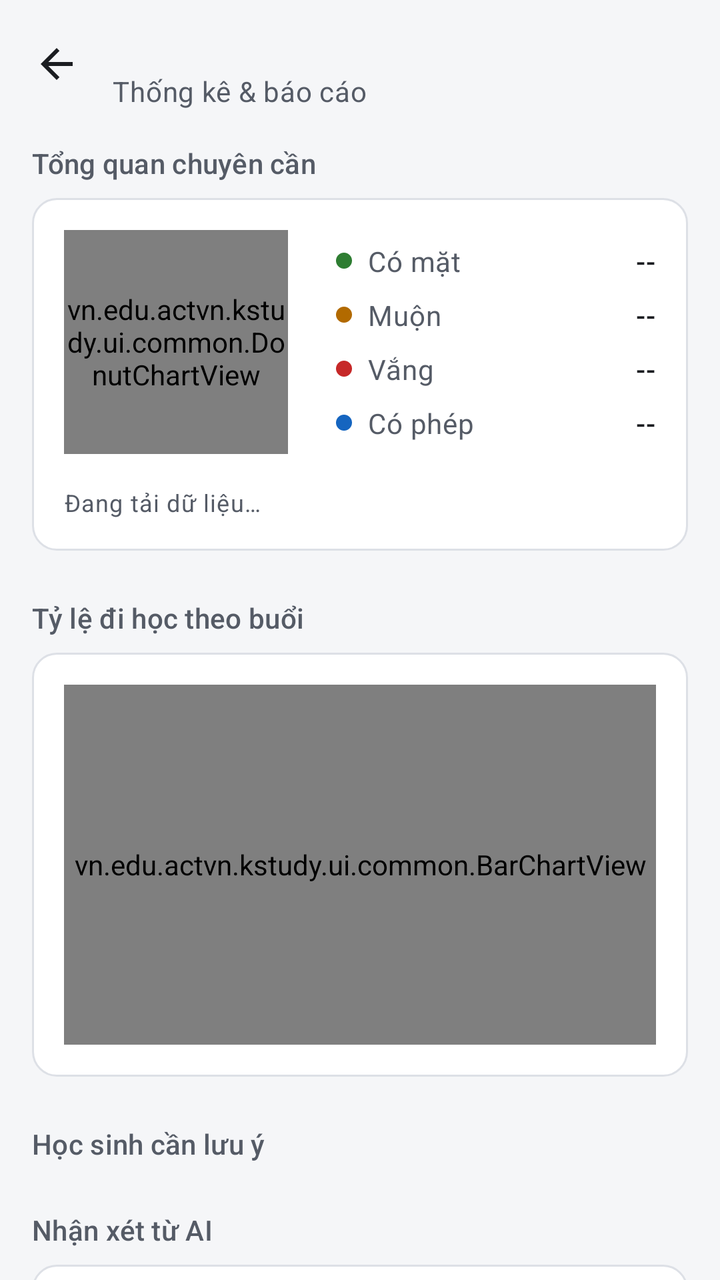
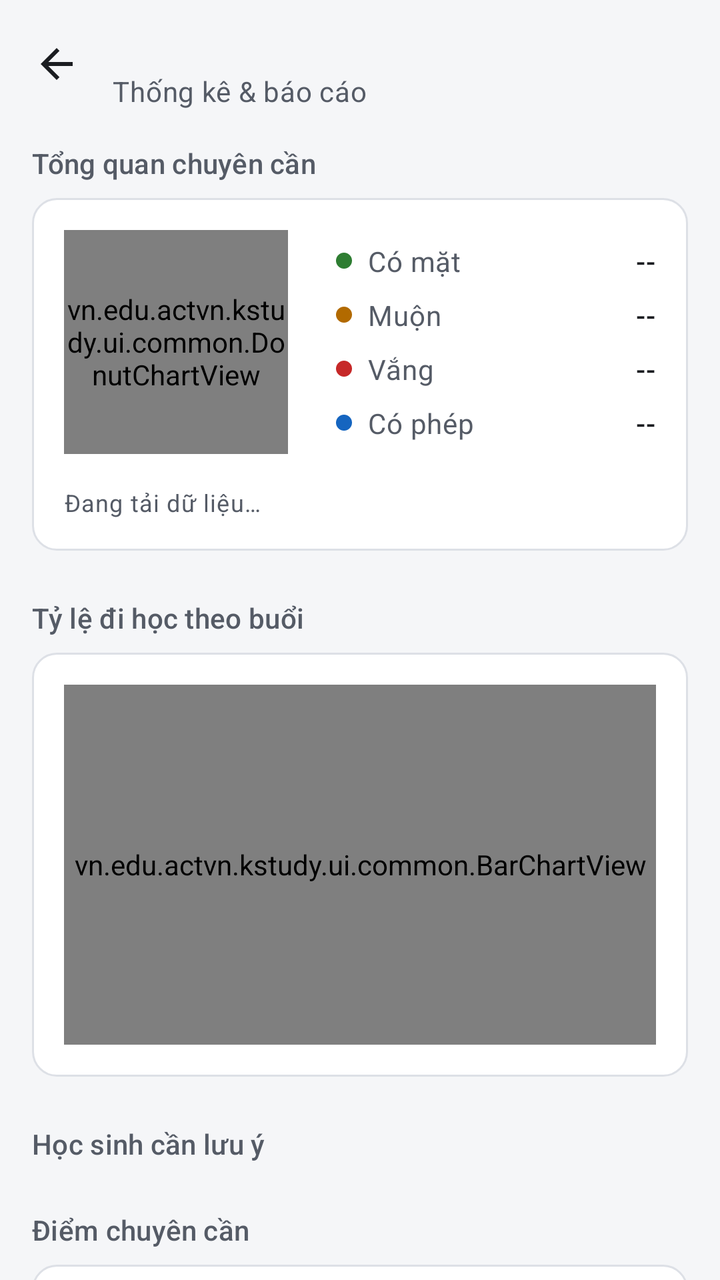

Screens rendered from an Android XML layout before and after an edit, with the pre-edit source and the edit as a unified diff.
<!-- AndroidManifest.xml: application theme Theme.Kstudy -->
<!-- res/layout/fragment_teacher_class_stats.xml -->
<?xml version="1.0" encoding="utf-8"?>
<LinearLayout xmlns:android="http://schemas.android.com/apk/res/android"
    android:layout_width="match_parent"
    android:layout_height="match_parent"
    android:background="?android:attr/colorBackground"
    android:orientation="vertical">

    <LinearLayout style="@style/Widget.Kstudy.AppBar">

        <ImageView
            android:id="@+id/btnBackClassStats"
            style="@style/Widget.Kstudy.AppBar.BackButton"
            android:contentDescription="Quay lại" />

        <LinearLayout
            android:layout_width="0dp"
            android:layout_height="wrap_content"
            android:layout_weight="1"
            android:orientation="vertical">

            <TextView
                android:id="@+id/tvStatsClassName"
                android:layout_width="wrap_content"
                android:layout_height="wrap_content"
                android:ellipsize="end"
                android:maxLines="1"
                android:textAppearance="@style/TextAppearance.Kstudy.Title" />

            <TextView
                android:layout_width="wrap_content"
                android:layout_height="wrap_content"
                android:text="Thống kê &amp; báo cáo"
                android:textAppearance="@style/TextAppearance.Kstudy.Body.Secondary" />
        </LinearLayout>
    </LinearLayout>

    <androidx.core.widget.NestedScrollView
        android:layout_width="match_parent"
        android:layout_height="0dp"
        android:layout_weight="1"
        android:fillViewport="true">

        <LinearLayout
            android:layout_width="match_parent"
            android:layout_height="wrap_content"
            android:orientation="vertical"
            android:paddingHorizontal="@dimen/screen_padding"
            android:paddingBottom="24dp">

            
            <TextView
                style="@style/Widget.Kstudy.SectionHeader"
                android:layout_marginTop="8dp"
                android:text="Tổng quan chuyên cần" />

            <LinearLayout
                style="@style/Widget.Kstudy.Card"
                android:layout_width="match_parent"
                android:layout_height="wrap_content"
                android:orientation="vertical">

                <LinearLayout
                    android:layout_width="match_parent"
                    android:layout_height="wrap_content"
                    android:gravity="center_vertical"
                    android:orientation="horizontal">

                    <vn.edu.actvn.kstudy.ui.common.DonutChartView
                        android:id="@+id/chartClassOverall"
                        android:layout_width="112dp"
                        android:layout_height="112dp" />

                    <include
                        android:id="@+id/legendClassOverall"
                        layout="@layout/view_attendance_legend"
                        android:layout_width="0dp"
                        android:layout_height="wrap_content"
                        android:layout_marginStart="24dp"
                        android:layout_weight="1" />
                </LinearLayout>

                <TextView
                    android:id="@+id/tvStatsSummary"
                    android:layout_width="wrap_content"
                    android:layout_height="wrap_content"
                    android:layout_marginTop="16dp"
                    android:text="Đang tải dữ liệu…"
                    android:textAppearance="@style/TextAppearance.Kstudy.Caption" />
            </LinearLayout>

            
            <TextView
                android:id="@+id/tvStatsBarTitle"
                style="@style/Widget.Kstudy.SectionHeader"
                android:text="Tỷ lệ đi học theo buổi" />

            <LinearLayout
                style="@style/Widget.Kstudy.Card"
                android:layout_width="match_parent"
                android:layout_height="wrap_content"
                android:orientation="vertical">

                <vn.edu.actvn.kstudy.ui.common.BarChartView
                    android:id="@+id/chartClassSessions"
                    android:layout_width="match_parent"
                    android:layout_height="180dp" />
            </LinearLayout>

            
            <TextView
                android:id="@+id/tvStatsRiskTitle"
                style="@style/Widget.Kstudy.SectionHeader"
                android:text="Học sinh cần lưu ý" />

            <LinearLayout
                android:id="@+id/layoutStatsRisk"
                android:layout_width="match_parent"
                android:layout_height="wrap_content"
                android:orientation="vertical" />

            
            <TextView
                style="@style/Widget.Kstudy.SectionHeader"
                android:layout_marginTop="16dp"
                android:text="Nhận xét từ AI" />

            <LinearLayout
                style="@style/Widget.Kstudy.Card"
                android:layout_width="match_parent"
                android:layout_height="wrap_content"
                android:orientation="vertical">

                <TextView
                    android:id="@+id/tvAiAnalysis"
                    android:layout_width="match_parent"
                    android:layout_height="wrap_content"
                    android:lineSpacingExtra="2dp"
                    android:text="Để AI đọc số liệu điểm danh của lớp và viết nhận xét: xu hướng đi học, học sinh cần nhắc nhở và đề xuất cho giáo viên."
                    android:textAppearance="@style/TextAppearance.Kstudy.Body.Secondary" />

                <com.google.android.material.progressindicator.CircularProgressIndicator
                    android:id="@+id/pbAiAnalysis"
                    android:layout_width="wrap_content"
                    android:layout_height="wrap_content"
                    android:layout_gravity="center_horizontal"
                    android:layout_marginTop="12dp"
                    android:indeterminate="true"
                    android:visibility="gone" />

                <Button
                    android:id="@+id/btnAiAnalysis"
                    android:layout_width="match_parent"
                    android:layout_height="wrap_content"
                    android:layout_marginTop="12dp"
                    android:enabled="false"
                    android:text="Phân tích bằng AI" />
            </LinearLayout>

            
            <TextView
                style="@style/Widget.Kstudy.SectionHeader"
                android:text="Báo cáo" />

            <LinearLayout
                style="@style/Widget.Kstudy.Card"
                android:layout_width="match_parent"
                android:layout_height="wrap_content"
                android:orientation="vertical">

                <TextView
                    android:layout_width="match_parent"
                    android:layout_height="wrap_content"
                    android:text="Xuất bảng điểm danh của cả lớp ra file Excel (.xlsx) để lưu trữ hoặc gửi qua Zalo, email."
                    android:textAppearance="@style/TextAppearance.Kstudy.Body.Secondary" />

                <Button
                    android:id="@+id/btnExportExcel"
                    style="@style/Widget.Kstudy.Button.Outlined"
                    android:layout_width="match_parent"
                    android:layout_height="wrap_content"
                    android:layout_marginTop="12dp"
                    android:enabled="false"
                    android:text="Xuất báo cáo Excel" />
            </LinearLayout>
        </LinearLayout>
    </androidx.core.widget.NestedScrollView>
</LinearLayout>
<!-- res/layout/view_attendance_legend.xml (included above) -->
<?xml version="1.0" encoding="utf-8"?>
<LinearLayout xmlns:android="http://schemas.android.com/apk/res/android"
    android:layout_width="match_parent"
    android:layout_height="wrap_content"
    android:orientation="vertical">

    <LinearLayout
        android:layout_width="match_parent"
        android:layout_height="wrap_content"
        android:gravity="center_vertical"
        android:orientation="horizontal">

        <View
            android:layout_width="8dp"
            android:layout_height="8dp"
            android:background="@drawable/bg_legend_dot"
            android:backgroundTint="@color/present" />

        <TextView
            android:layout_width="0dp"
            android:layout_height="wrap_content"
            android:layout_marginStart="8dp"
            android:layout_weight="1"
            android:text="Có mặt"
            android:textAppearance="@style/TextAppearance.Kstudy.Body.Secondary" />

        <TextView
            android:id="@+id/tvLegendPresent"
            android:layout_width="wrap_content"
            android:layout_height="wrap_content"
            android:text="--"
            android:textAppearance="@style/TextAppearance.Kstudy.Body.Strong" />
    </LinearLayout>

    <LinearLayout
        android:layout_width="match_parent"
        android:layout_height="wrap_content"
        android:layout_marginTop="8dp"
        android:gravity="center_vertical"
        android:orientation="horizontal">

        <View
            android:layout_width="8dp"
            android:layout_height="8dp"
            android:background="@drawable/bg_legend_dot"
            android:backgroundTint="@color/late" />

        <TextView
            android:layout_width="0dp"
            android:layout_height="wrap_content"
            android:layout_marginStart="8dp"
            android:layout_weight="1"
            android:text="Muộn"
            android:textAppearance="@style/TextAppearance.Kstudy.Body.Secondary" />

        <TextView
            android:id="@+id/tvLegendLate"
            android:layout_width="wrap_content"
            android:layout_height="wrap_content"
            android:text="--"
            android:textAppearance="@style/TextAppearance.Kstudy.Body.Strong" />
    </LinearLayout>

    <LinearLayout
        android:layout_width="match_parent"
        android:layout_height="wrap_content"
        android:layout_marginTop="8dp"
        android:gravity="center_vertical"
        android:orientation="horizontal">

        <View
            android:layout_width="8dp"
            android:layout_height="8dp"
            android:background="@drawable/bg_legend_dot"
            android:backgroundTint="@color/absent" />

        <TextView
            android:layout_width="0dp"
            android:layout_height="wrap_content"
            android:layout_marginStart="8dp"
            android:layout_weight="1"
            android:text="Vắng"
            android:textAppearance="@style/TextAppearance.Kstudy.Body.Secondary" />

        <TextView
            android:id="@+id/tvLegendAbsent"
            android:layout_width="wrap_content"
            android:layout_height="wrap_content"
            android:text="--"
            android:textAppearance="@style/TextAppearance.Kstudy.Body.Strong" />
    </LinearLayout>

    <LinearLayout
        android:layout_width="match_parent"
        android:layout_height="wrap_content"
        android:layout_marginTop="8dp"
        android:gravity="center_vertical"
        android:orientation="horizontal">

        <View
            android:layout_width="8dp"
            android:layout_height="8dp"
            android:background="@drawable/bg_legend_dot"
            android:backgroundTint="@color/excused" />

        <TextView
            android:layout_width="0dp"
            android:layout_height="wrap_content"
            android:layout_marginStart="8dp"
            android:layout_weight="1"
            android:text="Có phép"
            android:textAppearance="@style/TextAppearance.Kstudy.Body.Secondary" />

        <TextView
            android:id="@+id/tvLegendExcused"
            android:layout_width="wrap_content"
            android:layout_height="wrap_content"
            android:text="--"
            android:textAppearance="@style/TextAppearance.Kstudy.Body.Strong" />
    </LinearLayout>
</LinearLayout>
<!-- resources referenced by this layout -->
<resources>
  <color name="absent">#C62828</color>
  <color name="excused">#1565C0</color>
  <color name="late">#B26A00</color>
  <color name="present">#2E7D32</color>
  <dimen name="screen_padding">16dp</dimen>
  <!-- drawable bg_legend_dot (drawable) -->
  <?xml version="1.0" encoding="utf-8"?>
  <shape xmlns:android="http://schemas.android.com/apk/res/android"
      android:shape="oval">
      <solid android:color="@color/primary" />
  </shape>
  <style name="TextAppearance.Kstudy.Body.Secondary">
          <item name="android:textColor">?attr/colorOnSurfaceVariant</item>
      </style>
  <style name="TextAppearance.Kstudy.Body.Strong">
          <item name="android:fontFamily">sans-serif-medium</item>
          <item name="fontFamily">sans-serif-medium</item>
      </style>
  <style name="TextAppearance.Kstudy.Caption" parent="TextAppearance.Material3.BodySmall">
          <item name="android:textColor">?attr/colorOnSurfaceVariant</item>
      </style>
  <style name="Widget.Kstudy.Button.Outlined" parent="Widget.Material3.Button.OutlinedButton">
          <item name="shapeAppearanceOverlay">@style/ShapeAppearanceOverlay.Kstudy.Control</item>
      </style>
  <style name="Theme.Kstudy" parent="Base.Theme.Kstudy" />
  <color name="primary">#1F3A5F</color>
  <dimen name="app_bar_height">64dp</dimen>
  <style name="ShapeAppearanceOverlay.Kstudy.Control" parent="">
          <item name="cornerFamily">rounded</item>
          <item name="cornerSize">@dimen/radius_control</item>
      </style>
  <style name="TextAppearance.Kstudy.Section" parent="TextAppearance.Material3.TitleSmall">
          <item name="android:textColor">?attr/colorOnSurfaceVariant</item>
      </style>
  <dimen name="radius_control">8dp</dimen>
  <color name="surface">#FFFFFF</color>
  <dimen name="radius_container">12dp</dimen>
  <color name="outline_variant">#DDE0E6</color>
  <color name="on_primary">#FFFFFF</color>
  <color name="primary_container">#E2E9F3</color>
  <color name="on_primary_container">#14263F</color>
  <color name="primary_inverse">#A9C1E3</color>
  <color name="secondary">#56606E</color>
  <color name="secondary_container">#E7EAEF</color>
  <color name="on_secondary_container">#1C2430</color>
  <color name="background">#F5F6F8</color>
  <color name="on_surface">#1B1D21</color>
  <color name="surface_container">#ECEEF2</color>
  <color name="text_secondary">#555B66</color>
  <color name="surface_inverse">#2F3237</color>
  <color name="on_surface_inverse">#F1F2F4</color>
  <color name="surface_dim">#DCDEE3</color>
  <color name="surface_container_low">#F5F6F8</color>
  <color name="surface_container_high">#E4E7EC</color>
  <color name="outline">#7A808C</color>
  <color name="error">#B3261E</color>
  <color name="error_container">#FBEAE8</color>
  <color name="on_error_container">#5F1410</color>
  <style name="Widget.Kstudy.Button" parent="Widget.Material3.Button">
          <item name="shapeAppearanceOverlay">@style/ShapeAppearanceOverlay.Kstudy.Control</item>
      </style>
  <style name="MaterialAlertDialog.Kstudy" parent="MaterialAlertDialog.Material3">
          <item name="backgroundTint">?attr/colorSurface</item>
      </style>
  <style name="Widget.Kstudy.Button.Text.Dialog" parent="Widget.Material3.Button.TextButton.Dialog">
          <item name="shapeAppearanceOverlay">@style/ShapeAppearanceOverlay.Kstudy.Control</item>
      </style>
  <style name="Widget.Kstudy.Button.Text.Dialog.Flush">
          <item name="android:layout_marginStart">0dp</item>
          <item name="android:layout_marginLeft">0dp</item>
      </style>
  <!-- unchanged entries left out for length: 10 -->
</resources>

<!-- the commit's change to res/layout/fragment_teacher_class_stats.xml (unified diff, before → after) -->
@@ -1,5 +1,6 @@
 <?xml version="1.0" encoding="utf-8"?>
 <LinearLayout xmlns:android="http://schemas.android.com/apk/res/android"
+    xmlns:app="http://schemas.android.com/apk/res-auto"
     android:layout_width="match_parent"
     android:layout_height="match_parent"
     android:background="?android:attr/colorBackground"
@@ -122,6 +123,77 @@
             <TextView
                 style="@style/Widget.Kstudy.SectionHeader"
                 android:layout_marginTop="16dp"
+                android:text="Điểm chuyên cần" />
+
+            <LinearLayout
+                style="@style/Widget.Kstudy.Card"
+                android:layout_width="match_parent"
+                android:layout_height="wrap_content"
+                android:orientation="vertical">
+
+                <TextView
+                    android:id="@+id/tvScoreRule"
+                    android:layout_width="wrap_content"
+                    android:layout_height="wrap_content"
+                    android:textAppearance="@style/TextAppearance.Kstudy.Body.Strong" />
+
+                <TextView
+                    android:layout_width="wrap_content"
+                    android:layout_height="wrap_content"
+                    android:layout_marginTop="2dp"
+                    android:text="Thang điểm 10. Đi muộn và vắng có phép không bị trừ điểm."
+                    android:textAppearance="@style/TextAppearance.Kstudy.Body.Secondary" />
+
+                <Button
+                    android:id="@+id/btnEditPenalty"
+                    style="@style/Widget.Kstudy.Button.Outlined"
+                    android:layout_width="match_parent"
+                    android:layout_height="wrap_content"
+                    android:layout_marginTop="12dp"
+                    android:enabled="false"
+                    android:text="Sửa mức trừ điểm" />
+
+                
+                <LinearLayout
+                    android:id="@+id/rowToggleScores"
+                    android:layout_width="match_parent"
+                    android:layout_height="wrap_content"
+                    android:layout_marginTop="8dp"
+                    android:background="?attr/selectableItemBackground"
+                    android:clickable="true"
+                    android:focusable="true"
+                    android:gravity="center_vertical"
+                    android:minHeight="48dp"
+                    android:orientation="horizontal">
+
+                    <TextView
+                        android:id="@+id/tvScoresTitle"
+                        android:layout_width="0dp"
+                        android:layout_height="wrap_content"
+                        android:layout_weight="1"
+                        android:text="Điểm của cả lớp"
+                        android:textAppearance="@style/TextAppearance.Kstudy.Section" />
+
+                    <ImageView
+                        android:id="@+id/imgScoresArrow"
+                        android:layout_width="24dp"
+                        android:layout_height="24dp"
+                        android:importantForAccessibility="no"
+                        android:src="@drawable/ic_expand_more"
+                        app:tint="?attr/colorOnSurfaceVariant" />
+                </LinearLayout>
+
+                <LinearLayout
+                    android:id="@+id/layoutStatsScores"
+                    android:layout_width="match_parent"
+                    android:layout_height="wrap_content"
+                    android:orientation="vertical"
+                    android:visibility="gone" />
+            </LinearLayout>
+
+            
+            <TextView
+                style="@style/Widget.Kstudy.SectionHeader"
                 android:text="Nhận xét từ AI" />
 
             <LinearLayout
<!-- resource entries referenced after the edit -->
@@ -11,6 +11,16 @@
       android:shape="oval">
       <solid android:color="@color/primary" />
   </shape>
+  <!-- drawable ic_expand_more (drawable) -->
+  <vector xmlns:android="http://schemas.android.com/apk/res/android"
+      android:width="24dp"
+      android:height="24dp"
+      android:viewportWidth="24"
+      android:viewportHeight="24">
+    <path
+        android:fillColor="#FF000000"
+        android:pathData="M16.59,8.59L12,13.17 7.41,8.59 6,10l6,6 6,-6z"/>
+  </vector>
   <style name="TextAppearance.Kstudy.Body.Secondary">
           <item name="android:textColor">?attr/colorOnSurfaceVariant</item>
       </style>
